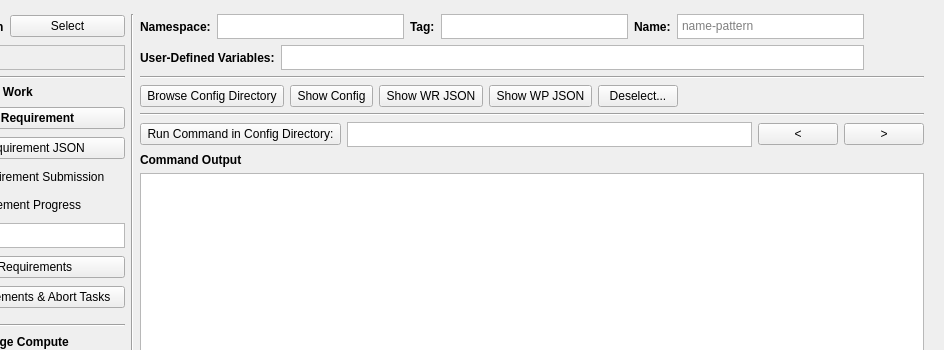
Old version of the form yellowdog_cli/commander/commander.ui in the repository yellowdog/yellowdog-cli; both pictures show x 147 to 1091 and y 0 to 350 of the 1091 by 840 pixel window.
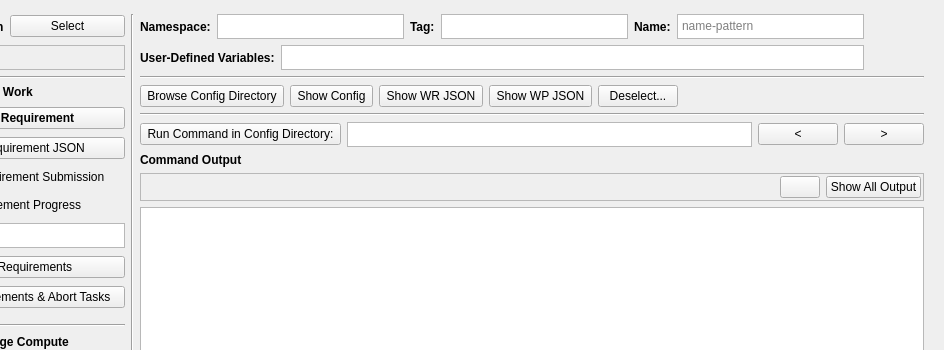
New version of the form. Icons and pictures are not drawn.

Commit message: Allow command output filtering by PID using right-click

The edit to the form file:
```diff
--- a/yellowdog_cli/commander/commander.ui
+++ b/yellowdog_cli/commander/commander.ui
@@ -922,6 +922,47 @@
         </property>
        </widget>
       </item>
+      <item>
+       <widget class="QFrame" name="output_filter_bar">
+        <property name="frameShape">
+         <enum>QFrame::Shape::StyledPanel</enum>
+        </property>
+        <layout class="QHBoxLayout" name="horizontalLayout_output_filter">
+         <property name="leftMargin">
+          <number>6</number>
+         </property>
+         <property name="topMargin">
+          <number>2</number>
+         </property>
+         <property name="rightMargin">
+          <number>2</number>
+         </property>
+         <property name="bottomMargin">
+          <number>2</number>
+         </property>
+         <item>
+          <widget class="QLabel" name="output_filter_label">
+           <property name="sizePolicy">
+            <sizepolicy hsizetype="Ignored" vsizetype="Preferred">
+             <horstretch>1</horstretch>
+             <verstretch>0</verstretch>
+            </sizepolicy>
+           </property>
+          </widget>
+         </item>
+         <item>
+          <widget class="QPushButton" name="output_filter_hidden_lines"/>
+         </item>
+         <item>
+          <widget class="QPushButton" name="output_filter_show_all">
+           <property name="text">
+            <string>Show All Output</string>
+           </property>
+          </widget>
+         </item>
+        </layout>
+       </widget>
+      </item>
       <item>
        <widget class="QPlainTextEdit" name="log_output">
         <property name="font">
```
The commit also changes 7 other files.
